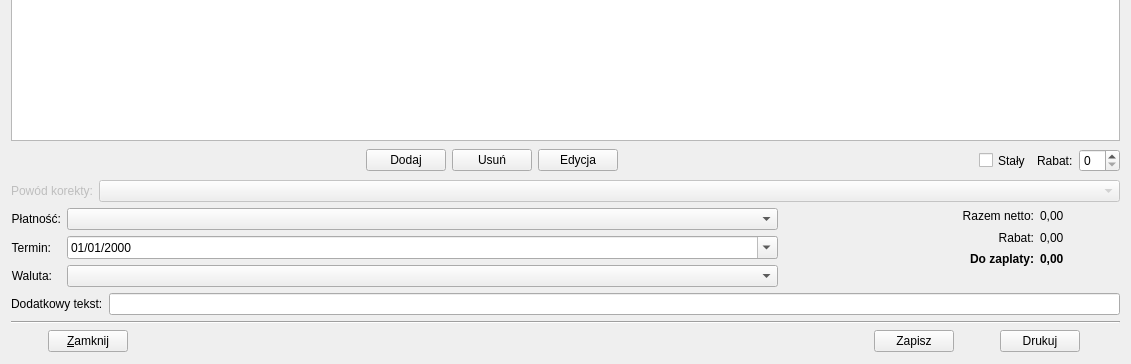
tkQCompany/qcompany, file qfaktury/src/ui/InvoiceDialog.ui: the form before one commit; both pictures show x 0 to 1131 and y 304 to 668 of the 1131 by 668 pixel window.
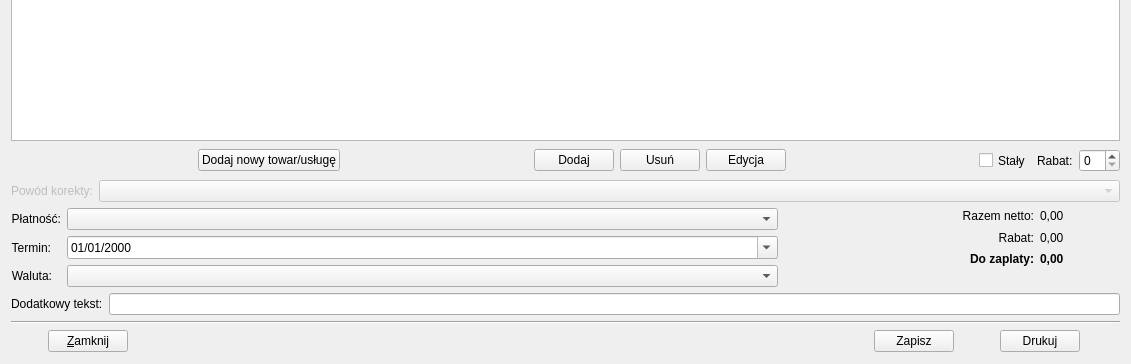
The form after the commit. Icons and pictures are not drawn.

```diff
--- a/qfaktury/src/ui/InvoiceDialog.ui
+++ b/qfaktury/src/ui/InvoiceDialog.ui
@@ -333,6 +333,26 @@
          </property>
         </spacer>
        </item>
+       <item>
+        <widget class="QPushButton" name="pushButtonAddNewCommodity">
+         <property name="text">
+          <string>Dodaj nowy towar/usługę</string>
+         </property>
+        </widget>
+       </item>
+       <item>
+        <spacer name="horizontalSpacer_2">
+         <property name="orientation">
+          <enum>Qt::Horizontal</enum>
+         </property>
+         <property name="sizeHint" stdset="0">
+          <size>
+           <width>40</width>
+           <height>20</height>
+          </size>
+         </property>
+        </spacer>
+       </item>
        <item>
         <widget class="QPushButton" name="pushButtonAddCommodity">
          <property name="focusPolicy">
```
